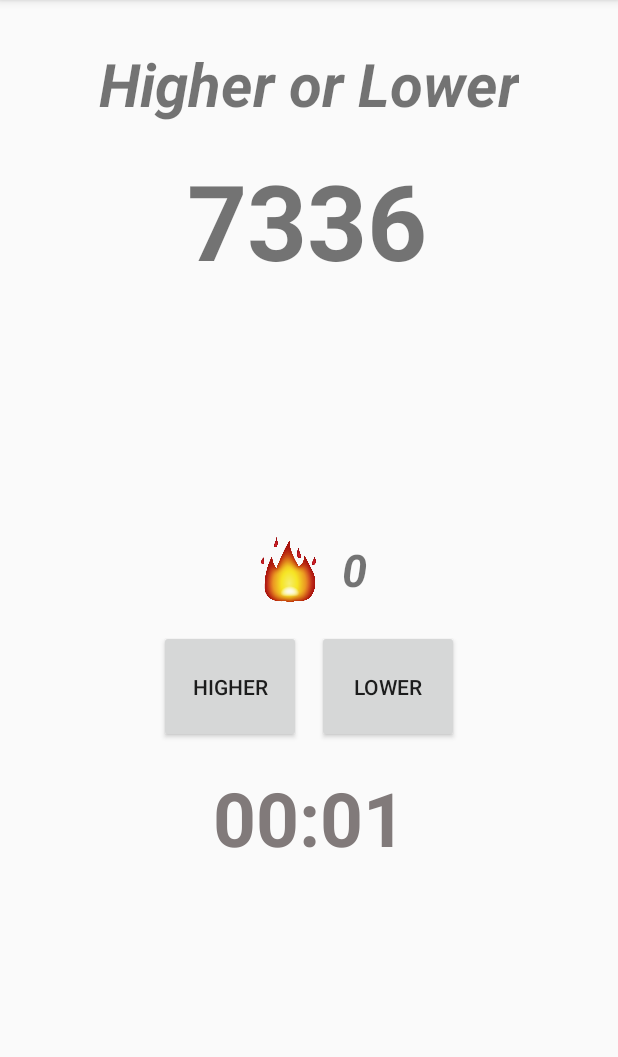
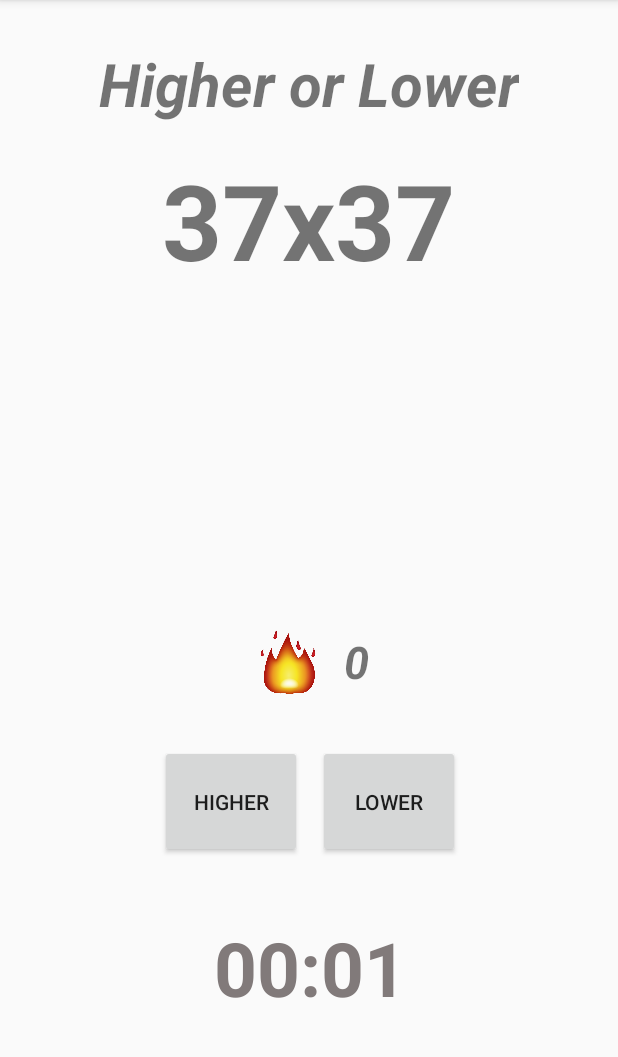
Before and after one commit to AdiThakur/phase, an Android app: the GuessActivity screen opened directly, with no data from a screen before it, on a phone screen of 412 x 824 dp, the part 84-1141 px from its top. Run offline under Robolectric (Android 15) with nearby library versions, the phone set to English and light mode, and no system bars; 1 statement that could not run was skipped.

Commit message:
Implemented math feature to the Guess game.

```diff
--- a/phase2/Game/app/src/main/java/com/example/game/Guess.java
+++ b/phase2/Game/app/src/main/java/com/example/game/Guess.java
@@ -2,6 +2,7 @@ package com.example.game;
 
 import android.content.Context;
 import java.util.Random;
+import java.lang.Math;
 
 class Guess extends Game {
 
@@ -11,9 +12,14 @@ class Guess extends Game {
     private final String LOWER_GUESS = "LOWER";
     private final String HIGHER_GUESS = "HIGHER";
 
-    private int pivotNumber;
+    private int equationNumber;
     private int correctNumber;
     private int streaks;
+
+    private String guessingEquation;
+    private int num1;
+    private int num2;
+
 
     /**
      * Constructor of Guess.
@@ -25,8 +31,11 @@ class Guess extends Game {
 
         super (userName, appContext, gameName);
 
-        this.pivotNumber = generateNumber(MAX_BOUND);
         this.correctNumber = generateNumber(MAX_BOUND);
+
+        Random r = new Random();
+        setUpMath(r.nextInt(5));
+
         this.streaks = 0;
     }
 
@@ -38,8 +47,8 @@ class Guess extends Game {
      */
     boolean checkCorrect(String userGuess){
 
-        boolean correctGuess = ((correctNumber >= pivotNumber && userGuess.equals(HIGHER_GUESS))
-                || (correctNumber <= pivotNumber && userGuess.equals(LOWER_GUESS)));
+        boolean correctGuess = ((correctNumber <= equationNumber && userGuess.equals(HIGHER_GUESS))
+                || (correctNumber >= equationNumber && userGuess.equals(LOWER_GUESS)));
         if (correctGuess) {
             incrementStreaks();
             correctGuess =  true;
@@ -49,7 +58,9 @@ class Guess extends Game {
             correctGuess = false;
         }
         checkNewHighestStreak();
-        setUpNewNumber();
+
+        setUpRound();
+
         return correctGuess;
     }
 
@@ -72,11 +83,45 @@ class Guess extends Game {
     }
 
     /**
-     * Sets up the new number to guess.
+     * Set up the math equation and the new the number to guess.
      */
-    private void setUpNewNumber() {
+    private void setUpRound() {
         correctNumber = generateNumber(MAX_BOUND);
-        pivotNumber = generateNumber(MAX_BOUND);
+        Random r = new Random();
+        int op = r.nextInt(5);
+        setUpMath(op);
+    }
+
+    private void setUpMath(int op){
+        switch(op){
+            case 1:
+                num1 = generateNumber((int)(Math.sqrt(MAX_BOUND)));
+                num2 = generateNumber((int)(Math.sqrt(MAX_BOUND)));
+                guessingEquation = num1 + "x" + num2;
+                equationNumber = num1 * num2;
+                break;
+
+            case 2:
+                num1 = generateNumber(MAX_BOUND);
+                num2 = generateNumber(MAX_BOUND);
+                guessingEquation = num1 + "+" + num2;
+                equationNumber = num1 + num2;
+                break;
+
+            case 3:
+                num1 = generateNumber(MAX_BOUND);
+                num2 = generateNumber(MAX_BOUND);
+                guessingEquation = num1 + "-" + num2;
+                equationNumber = num1 - num2;
+                break;
+
+            case 4:
+                num1 = generateNumber(MAX_BOUND);
+                num2 = generateNumber(10);
+                guessingEquation = num1 + "÷" + num2;
+                equationNumber = Math.round(num1/num2);
+                break;
+        }
     }
 
     /**
@@ -87,7 +132,7 @@ class Guess extends Game {
      */
     private int generateNumber(int maxBound){
         Random r = new Random();
-        return r.nextInt(maxBound + 1);
+        return r.nextInt(maxBound) + 1;
     }
 
     /**
@@ -118,8 +163,21 @@ class Guess extends Game {
      *
      * @return the pivot number
      */
-    int getPivotNumber() {
-        return pivotNumber;
+    int getEquationNumber() {
+        return equationNumber;
+    }
+
+    /**
+     * Get the pivot equation to guess.
+     *
+     * @return the pivot equation
+     */
+    String getPivotEquation(){
+        return guessingEquation;
+    }
+
+    int getCorrectNumber(){
+        return correctNumber;
     }
 
 
--- a/phase2/Game/app/src/main/java/com/example/game/GuessActivity.java
+++ b/phase2/Game/app/src/main/java/com/example/game/GuessActivity.java
@@ -25,6 +25,7 @@ public class GuessActivity extends AppCompatActivity {
 
     private TextView guessCorrectTextView;
     private TextView streaksTextView;
+    private TextView correctNumberView;
     private TextView pivotNumberTextView;
     private Chronometer chronometer;
 
@@ -38,6 +39,7 @@ public class GuessActivity extends AppCompatActivity {
         super.onCreate(savedInstanceState);
         setContentView(R.layout.activity_guess);
 
+        correctNumberView = findViewById(R.id.correctNumberView);
         guessCorrectTextView = findViewById(R.id.guessCorrectTextView);
         streaksTextView = findViewById(R.id.streaksTextView);
         pivotNumberTextView = findViewById(R.id.pivotNumberTextView);
@@ -75,7 +77,8 @@ public class GuessActivity extends AppCompatActivity {
      */
     private void updateGUI() {
         streaksTextView.setText(Integer.toString(guessGame.getStreaks()));
-        pivotNumberTextView.setText(Integer.toString(guessGame.getPivotNumber()));
+        pivotNumberTextView.setText(guessGame.getPivotEquation());
+        correctNumberView.setText(Integer.toString(guessGame.getCorrectNumber()));
     }
 
     /**
--- a/phase2/Game/app/src/main/res/layout/activity_guess.xml
+++ b/phase2/Game/app/src/main/res/layout/activity_guess.xml
@@ -18,9 +18,10 @@
         android:visibility="visible"
         app:layout_constraintBottom_toBottomOf="parent"
         app:layout_constraintEnd_toEndOf="parent"
+        app:layout_constraintHorizontal_bias="0.502"
         app:layout_constraintStart_toStartOf="parent"
         app:layout_constraintTop_toBottomOf="@+id/buttonLinearLayout"
-        app:layout_constraintVertical_bias="0" />
+        app:layout_constraintVertical_bias="0.24" />
 
     <TextView
         android:id="@+id/pivotNumberTextView"
@@ -48,9 +49,10 @@
         android:orientation="horizontal"
         app:layout_constraintBottom_toBottomOf="parent"
         app:layout_constraintEnd_toEndOf="parent"
+        app:layout_constraintHorizontal_bias="0.502"
         app:layout_constraintStart_toStartOf="parent"
         app:layout_constraintTop_toBottomOf="@+id/streaksLinearLayout"
-        app:layout_constraintVertical_bias="0.0">
+        app:layout_constraintVertical_bias="0.071">
 
         <Button
             android:id="@+id/higherButton"
@@ -97,19 +99,20 @@
         android:orientation="horizontal"
         app:layout_constraintBottom_toBottomOf="parent"
         app:layout_constraintEnd_toEndOf="parent"
+        app:layout_constraintHorizontal_bias="0.498"
         app:layout_constraintStart_toStartOf="parent"
         app:layout_constraintTop_toBottomOf="@+id/guessCorrectTextView"
-        app:layout_constraintVertical_bias="0.0">
+        app:layout_constraintVertical_bias="0.026">
 
         <ImageView
             android:id="@+id/streaksImageView"
-            android:layout_width="50dp"
+            android:layout_width="53dp"
             android:layout_height="50dp"
             android:layout_marginEnd="5dp"
             android:layout_weight="1"
+            android:contentDescription="@string/fire"
             android:padding="3dp"
             app:srcCompat="@drawable/fire"
-            android:contentDescription="@string/fire"
             tools:ignore="InefficientWeight" />
 
         <TextView
@@ -137,8 +140,27 @@
         android:visibility="visible"
         app:layout_constraintBottom_toBottomOf="parent"
         app:layout_constraintEnd_toEndOf="parent"
+        app:layout_constraintHorizontal_bias="0.498"
         app:layout_constraintStart_toStartOf="parent"
         app:layout_constraintTop_toTopOf="parent"
-        app:layout_constraintVertical_bias="0.39999998" />
+        app:layout_constraintVertical_bias="0.474" />
+
+    <TextView
+        android:id="@+id/correctNumberView"
+        android:layout_width="wrap_content"
+        android:layout_height="wrap_content"
+        android:layout_marginStart="172dp"
+        android:layout_marginTop="100dp"
+        android:layout_marginEnd="180dp"
+        android:layout_marginBottom="631dp"
+        android:text="@string/_10000"
+        android:textSize="50sp"
+        android:textStyle="bold"
+        app:layout_constraintBottom_toTopOf="@+id/guessCorrectTextView"
+        app:layout_constraintEnd_toEndOf="parent"
+        app:layout_constraintHorizontal_bias="0.452"
+        app:layout_constraintStart_toStartOf="parent"
+        app:layout_constraintTop_toBottomOf="@+id/pivotNumberTextView"
+        app:layout_constraintVertical_bias="0.102" />
 
 </androidx.constraintlayout.widget.ConstraintLayout>
```
